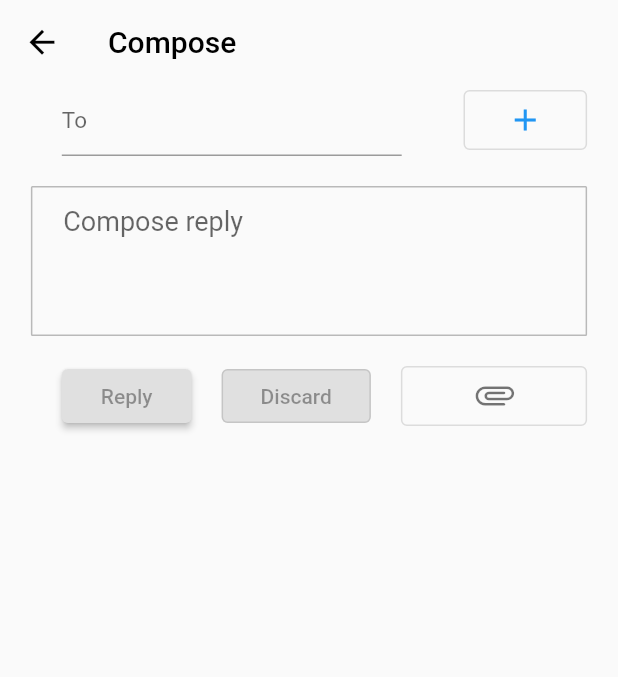
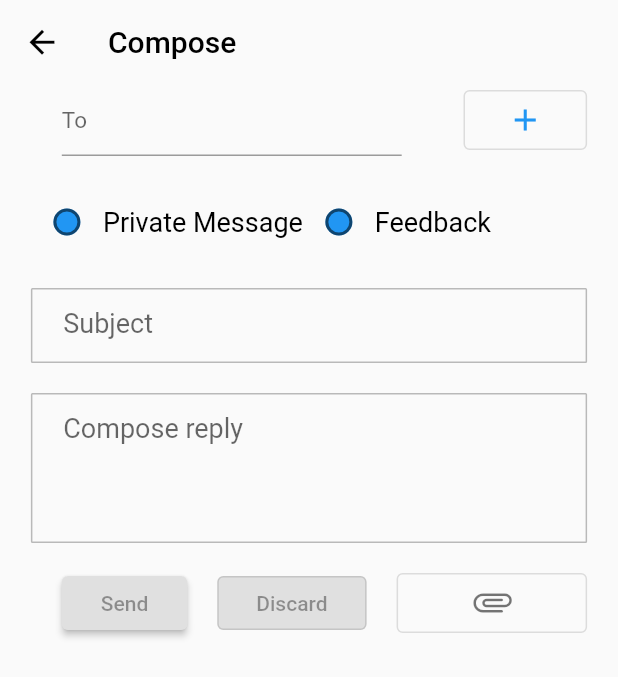
Before and after one commit to dhis2-club-tanzania/user-support-mobile, a Flutter app: the ComposePage screen opened directly, on a phone screen of 412 x 824 dp. Shown: the top 677 px of the screen. Run offline on Flutter 3.47's test engine with Material 2 defaults, Android fonts, the phone set to English and light mode, and no system bars; our stand-ins replace file_picker, flutter_slidable, flutter_svg; network calls fail.

Commit message:
polishing compose new message page

```diff
--- a/lib/constants/constants.dart
+++ b/lib/constants/constants.dart
@@ -1 +1 @@
-const String baseUrl = 'https://admin:district@play.dhis2.org/2.34.6';
+const String baseUrl = 'https://admin:district@play.dhis2.org/2.35.6/api/34';
--- a/lib/pages/compose_page.dart
+++ b/lib/pages/compose_page.dart
@@ -1,15 +1,12 @@
 import 'dart:io';
-
+import 'package:file_picker/file_picker.dart';
 import 'package:flutter/material.dart';
 import 'package:flutter/widgets.dart';
+import 'package:path/path.dart';
 import 'package:provider/provider.dart';
-import 'package:file_picker/file_picker.dart';
-import 'package:user_support_mobile/widgets/attachment_button.dart';
-import 'package:path/path.dart';
 
-import '../models/message_conversation.dart';
-import '../models/user_messages.dart';
 import '../providers/provider.dart';
+import '../widgets/attachment_button.dart';
 import '../widgets/search.dart';
 
 class ComposePage extends StatefulWidget {
@@ -25,6 +22,8 @@ class _ComposePageState extends State<ComposePage> {
   bool isVisible = true;
   bool isButtonEnabled = false;
   final TextEditingController _textEditingController = TextEditingController();
+
+  bool isChecked = false;
 
   @override
   bool isEmpty() {
@@ -69,9 +68,9 @@ class _ComposePageState extends State<ComposePage> {
             Navigator.of(context).pop();
           },
         ),
-        title: Text(
+        title: const Text(
           "Compose",
-          style: const TextStyle(
+          style: TextStyle(
             color: Colors.black,
           ),
         ),
@@ -83,8 +82,7 @@ class _ComposePageState extends State<ComposePage> {
             child: Column(
               mainAxisAlignment: MainAxisAlignment.start,
               children: [
-                Flexible(
-                  child: Row(
+                Row(
                   crossAxisAlignment: CrossAxisAlignment.center,
                   mainAxisAlignment: MainAxisAlignment.spaceBetween,
                   children: [
@@ -139,8 +137,71 @@ class _ComposePageState extends State<ComposePage> {
                     ),
                   ],
                 ),
+                SizedBox(
+                  height: 20,
+                ),
+                Row(
+                  children: [
+                    Checkbox(
+                      checkColor: Colors.white,
+                      fillColor: MaterialStateProperty.all(Colors.blue),
+                      value: isChecked,
+                      shape: CircleBorder(),
+                      onChanged: (bool? value) {
+                        setState(() {
+                          isChecked = value!;
+                        });
+                      },
+                    ),
+                    Text(
+                      'Private Message',
+                      style: TextStyle(fontSize: 18, color: Colors.black),
+                    ),
+                    Checkbox(
+
+                      checkColor: Colors.white,
+                      fillColor: MaterialStateProperty.all(Colors.blue),
+                      value: isChecked,
+                      shape: CircleBorder(),
+                      onChanged: (bool? value) {
+                        setState(() {
+                          isChecked = value!;
+                        });
+                      },
+                    ),
+                    Text(
+                      'Feedback',
+                      style: TextStyle(fontSize: 18, color: Colors.black),
+                    )
+                  ],
                 ),
                 SizedBox(height: 20),
+                Container(
+                  padding: EdgeInsets.only(left: size.width * 0.05),
+                  width: size.width,
+                  height: 50,
+                  decoration: BoxDecoration(
+                      borderRadius: BorderRadius.circular(1),
+                      border: Border.all(color: Colors.black26)),
+                  child: TextFormField(
+                    onFieldSubmitted: null,
+                    controller: _textEditingController,
+                    maxLines: null,
+                    keyboardType: TextInputType.multiline,
+                    expands: true,
+                    style: const TextStyle(fontSize: 18, color: Colors.black),
+                    onChanged: (val) {
+                      isEmpty();
+                    },
+                    decoration: const InputDecoration(
+                      border: InputBorder.none,
+                      hintText: "Subject",
+                    ),
+                  ),
+                ),
+                SizedBox(
+                  height: 20,
+                ),
                 Container(
                   padding: EdgeInsets.only(left: size.width * 0.05),
                   width: size.width,
@@ -199,7 +260,7 @@ class _ComposePageState extends State<ComposePage> {
                           child: Padding(
                             padding: EdgeInsets.all(10.0),
                             child: Text(
-                              'Reply',
+                              'Send',
                               style: TextStyle(
                                 color: isButtonEnabled
                                     ? Colors.white
@@ -227,7 +288,7 @@ class _ComposePageState extends State<ComposePage> {
                             });
                           },
                           child: Padding(
-                            padding: EdgeInsets.all(10.0),
+                            padding: const EdgeInsets.all(10.0),
                             child: Text(
                               'Discard',
                               style: TextStyle(
@@ -242,16 +303,6 @@ class _ComposePageState extends State<ComposePage> {
                       const SizedBox(
                         width: 20,
                       ),
-                      // AbsorbPointer(
-                      //   absorbing: !isButtonEnabled,
-                      //   child: OutlinedButton(
-                      //     onPressed: () => selectFile,
-                      //     child: const Icon(
-                      //       Icons.attachment_outlined,
-                      //       color: Colors.black45,
-                      //     ),
-                      //   ),
-                      // )
                       Expanded(
                         child: ButtonWidget(
                           icon: Icons.attachment_rounded,
@@ -263,7 +314,6 @@ class _ComposePageState extends State<ComposePage> {
                     ],
                   ),
                 ),
-                SizedBox(height: 22),
               ],
             ),
           ),
--- a/lib/providers/provider.dart
+++ b/lib/providers/provider.dart
@@ -49,7 +49,7 @@ class MessageModel with ChangeNotifier {
     final request = http.MultipartRequest(
       'POST',
       Uri.parse(
-          '$baseUrl/api/34/messageConversations?filter=messageType%3Aeq%3APRIVATE&pageSize=35&page=1&fields=id,displayName,subject,messageType,lastSender%5Bid%2C%20displayName%5D,assignee%5Bid%2C%20displayName%5D,status,priority,lastUpdated,read,lastMessage,followUp&order=lastMessage%3Adesc'),
+          '$baseUrl/messageConversations?filter=messageType%3Aeq%3APRIVATE&pageSize=35&page=1&fields=id,displayName,subject,messageType,lastSender%5Bid%2C%20displayName%5D,assignee%5Bid%2C%20displayName%5D,status,priority,lastUpdated,read,lastMessage,followUp&order=lastMessage%3Adesc'),
     );
     request.files.add(await http.MultipartFile.fromPath('picture', filename));
     final res = await request.send();
@@ -59,7 +59,7 @@ class MessageModel with ChangeNotifier {
 
   Future<void> sendMessages(String id, String message) async {
     final response = await http.post(
-      Uri.parse('$baseUrl/api/34/messageConversations/$id?internal=false'),
+      Uri.parse('$baseUrl/messageConversations/$id?internal=false'),
       headers: {
         'Content-Type': 'application/json',
         'Accept': 'application/json',
@@ -75,7 +75,7 @@ class MessageModel with ChangeNotifier {
   Future<void> get fetchPrivateMessages async {
     final response = await http.get(
       Uri.parse(
-          '$baseUrl/api/34/messageConversations?filter=messageType%3Aeq%3APRIVATE&pageSize=35&page=1&fields=id,displayName,subject,messageType,lastSender%5Bid%2C%20displayName%5D,assignee%5Bid%2C%20displayName%5D,status,priority,lastUpdated,read,lastMessage,followUp&order=lastMessage%3Adesc'),
+          '$baseUrl/messageConversations?filter=messageType%3Aeq%3APRIVATE&pageSize=35&page=1&fields=id,displayName,subject,messageType,lastSender%5Bid%2C%20displayName%5D,assignee%5Bid%2C%20displayName%5D,status,priority,lastUpdated,read,lastMessage,followUp&order=lastMessage%3Adesc'),
       headers: {
         'Content-Type': 'application/json',
         'Accept': 'application/json',
@@ -99,7 +99,7 @@ class MessageModel with ChangeNotifier {
   Future<void> fetchMessageThreads(String id) async {
     final response = await http.get(
       Uri.parse(
-          '$baseUrl/api/34/messageConversations/$id?fields=*,assignee%5Bid%2C%20displayName%5D,messages%5B*%2Csender%5Bid%2CdisplayName%5D,attachments%5Bid%2C%20name%2C%20contentLength%5D%5D,userMessages%5Buser%5Bid%2C%20displayName%5D%5D'),
+          '$baseUrl/messageConversations/$id?fields=*,assignee%5Bid%2C%20displayName%5D,messages%5B*%2Csender%5Bid%2CdisplayName%5D,attachments%5Bid%2C%20name%2C%20contentLength%5D%5D,userMessages%5Buser%5Bid%2C%20displayName%5D%5D'),
       headers: {
         'Content-Type': 'application/json',
         'Accept': 'application/json',
```
Also changed, not shown: lib/widgets/drawer_nav.dart (+31 -13 lines). Lines whose indentation alone changed are shown as unchanged.
